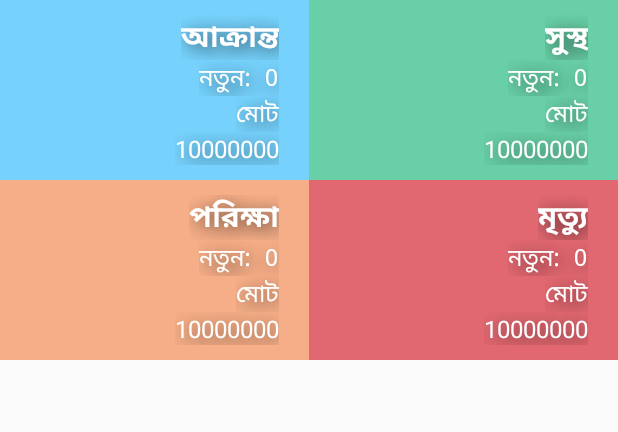
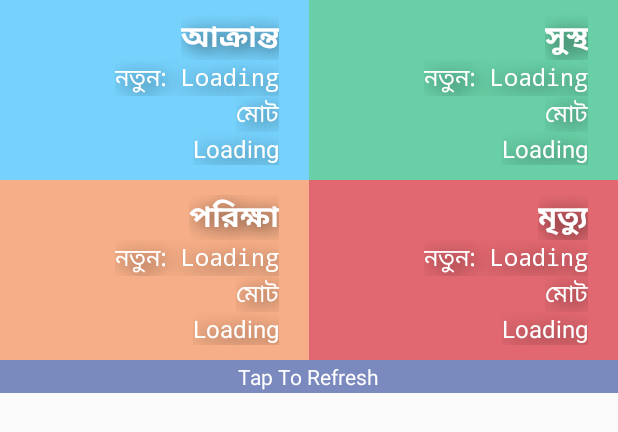
Before and after one commit to sarkerjr/Coronavirus-Updates-Bangladesh, an Android app: the layout appwidget.xml on its own in the app's theme, with its tools: preview values and no code run, on a phone screen of 412 x 824 dp. Shown: the top 432 px of the screen. Run offline under Robolectric (Android 15) with nearby library versions, the phone set to English and light mode, and no system bars.

Commit message:
Added widget Icon rename the app text for reload

```diff
--- a/app/src/main/java/com/sarkerjr/widgetpractice/WidgetProvider.java
+++ b/app/src/main/java/com/sarkerjr/widgetpractice/WidgetProvider.java
@@ -40,7 +40,7 @@ public class WidgetProvider extends AppWidgetProvider {
 
         // Instantiate the RequestQueue.
         RequestQueue queue = Volley.newRequestQueue(context);
-        String url ="http://7e7555bb.ngrok.io/api/?format=json";
+        String url ="https://coronabdapi.herokuapp.com/api/?format=json";
 
         // Request a string response from the provided URL.
         StringRequest stringRequest = new StringRequest(Request.Method.GET, url,
--- a/app/src/main/res/layout/appwidget.xml
+++ b/app/src/main/res/layout/appwidget.xml
@@ -38,7 +38,7 @@
                 android:id="@+id/new_infected"
                 android:layout_width="wrap_content"
                 android:layout_height="wrap_content"
-                android:text="নতুন: 0"
+                android:text="নতুন: Loading"
                 android:textColor="#fff"
                 android:fontFamily="monospace"
                 android:textSize="16sp"
@@ -67,7 +67,7 @@
                 android:id="@+id/total_infected"
                 android:layout_width="wrap_content"
                 android:layout_height="wrap_content"
-                android:text="10000000"
+                android:text="Loading"
                 android:textColor="#fff"
                 android:textSize="16sp"
                 android:layout_marginRight="10dp"
@@ -105,7 +105,7 @@
                 android:id="@+id/new_cured"
                 android:layout_width="wrap_content"
                 android:layout_height="wrap_content"
-                android:text="নতুন: 0"
+                android:text="নতুন: Loading"
                 android:textColor="#fff"
                 android:fontFamily="monospace"
                 android:textSize="16sp"
@@ -134,7 +134,7 @@
                 android:id="@+id/total_cured"
                 android:layout_width="wrap_content"
                 android:layout_height="wrap_content"
-                android:text="10000000"
+                android:text="Loading"
                 android:textColor="#fff"
                 android:textSize="16sp"
                 android:layout_marginRight="10dp"
@@ -181,7 +181,7 @@
                 android:id="@+id/new_test"
                 android:layout_width="wrap_content"
                 android:layout_height="wrap_content"
-                android:text="নতুন: 0"
+                android:text="নতুন: Loading"
                 android:textColor="#fff"
                 android:fontFamily="monospace"
                 android:textSize="16sp"
@@ -210,7 +210,7 @@
                 android:id="@+id/total_test"
                 android:layout_width="wrap_content"
                 android:layout_height="wrap_content"
-                android:text="10000000"
+                android:text="Loading"
                 android:textColor="#fff"
                 android:textSize="16sp"
                 android:layout_marginRight="10dp"
@@ -248,7 +248,7 @@
                 android:id="@+id/new_death"
                 android:layout_width="wrap_content"
                 android:layout_height="wrap_content"
-                android:text="নতুন: 0"
+                android:text="নতুন: Loading"
                 android:textColor="#fff"
                 android:fontFamily="monospace"
                 android:textSize="16sp"
@@ -277,7 +277,7 @@
                 android:id="@+id/total_death"
                 android:layout_width="wrap_content"
                 android:layout_height="wrap_content"
-                android:text="10000000"
+                android:text="Loading"
                 android:textColor="#fff"
                 android:textSize="16sp"
                 android:layout_marginRight="10dp"
@@ -289,5 +289,23 @@
                 />
         </LinearLayout>
 
+
     </LinearLayout>
+    <LinearLayout
+        android:layout_width="match_parent"
+        android:layout_height="wrap_content"
+        android:gravity="center_horizontal"
+        android:background="#951f3a93"
+        >
+        <TextView
+            android:layout_width="wrap_content"
+            android:layout_height="wrap_content"
+            android:text="Tap To Refresh"
+            android:textColor="#fff"
+            android:padding="1dp"
+            />
+
+
+    </LinearLayout>
+
 </LinearLayout>
--- a/app/src/main/res/values/strings.xml
+++ b/app/src/main/res/values/strings.xml
@@ -1,3 +1,3 @@
 <resources>
-    <string name="app_name">Widget Practice</string>
+    <string name="app_name">CoronaBD</string>
 </resources>
--- a/app/src/main/res/values/styles.xml
+++ b/app/src/main/res/values/styles.xml
@@ -3,8 +3,8 @@
     <!-- Base application theme. -->
     <style name="AppTheme" parent="Theme.AppCompat.Light.DarkActionBar">
         <!-- Customize your theme here. -->
-        <item name="colorPrimary">@color/colorPrimary</item>
-        <item name="colorPrimaryDark">@color/colorPrimaryDark</item>
+        <item name="colorPrimary">#22313f</item>
+        <item name="colorPrimaryDark">#8022313f</item>
         <item name="colorAccent">@color/colorAccent</item>
     </style>
 
--- a/app/src/main/res/xml/appwidget_info.xml
+++ b/app/src/main/res/xml/appwidget_info.xml
@@ -5,6 +5,7 @@
     android:minHeight="180dp"
     android:updatePeriodMillis="1800000"
     android:initialKeyguardLayout="@layout/appwidget"
+    android:previewImage="@drawable/app_icon"
     android:initialLayout="@layout/appwidget"
     android:resizeMode="horizontal|vertical"
     android:widgetCategory="home_screen">
```
